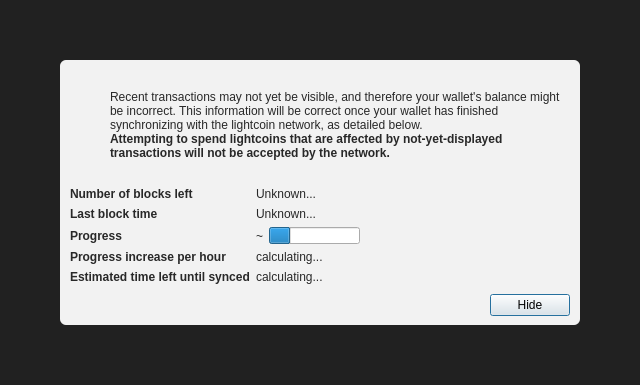
First picture: the form in src/qt/forms/modaloverlay.ui, repository minblock/litercoin, before the edit.
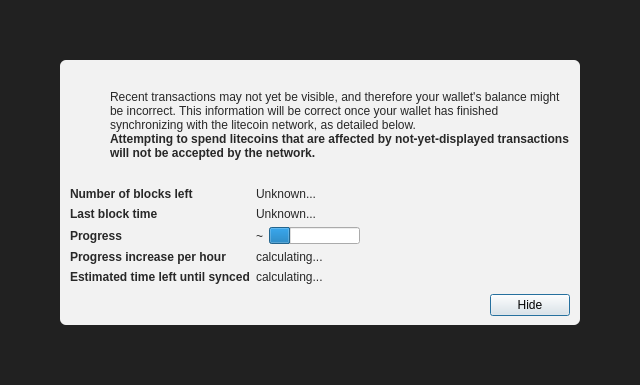
Second picture: the form after the edit. Icons and pictures are not drawn. Custom widgets are drawn as their Qt base class.

The edit to the form file:
```diff
--- a/src/qt/forms/modaloverlay.ui
+++ b/src/qt/forms/modaloverlay.ui
@@ -130,7 +130,7 @@
              <item>
               <widget class="QLabel" name="infoText">
                <property name="text">
-                <string>Recent transactions may not yet be visible, and therefore your wallet's balance might be incorrect. This information will be correct once your wallet has finished synchronizing with the lightcoin network, as detailed below.</string>
+                <string>Recent transactions may not yet be visible, and therefore your wallet's balance might be incorrect. This information will be correct once your wallet has finished synchronizing with the litecoin network, as detailed below.</string>
                </property>
                <property name="textFormat">
                 <enum>Qt::RichText</enum>
@@ -149,7 +149,7 @@
                 </font>
                </property>
                <property name="text">
-                <string>Attempting to spend lightcoins that are affected by not-yet-displayed transactions will not be accepted by the network.</string>
+                <string>Attempting to spend litecoins that are affected by not-yet-displayed transactions will not be accepted by the network.</string>
                </property>
                <property name="textFormat">
                 <enum>Qt::RichText</enum>
```
